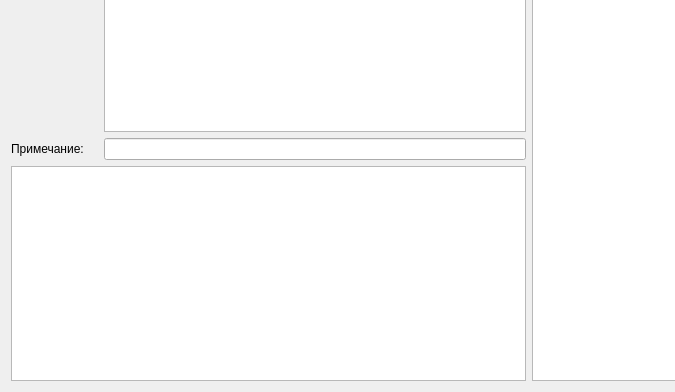
This is formcounterparties.ui in GorINIch73/Audit as Qt 5 draws it before an edit; both pictures show x 0 to 675 and y 164 to 556 of the 1058 by 556 pixel window. The edited form follows.
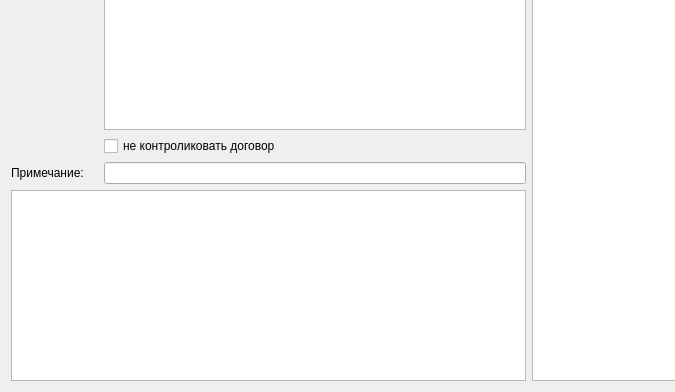
This is the edited form. Icons and pictures are not drawn.

Patch:
```diff
--- a/formcounterparties.ui
+++ b/formcounterparties.ui
@@ -247,16 +247,23 @@
            </property>
           </widget>
          </item>
-         <item row="2" column="0">
+         <item row="3" column="0">
           <widget class="QLabel" name="label_4">
            <property name="text">
             <string>Примечание:</string>
            </property>
           </widget>
          </item>
-         <item row="2" column="1">
+         <item row="3" column="1">
           <widget class="QLineEdit" name="lineEdit_note"/>
          </item>
+         <item row="2" column="1">
+          <widget class="QCheckBox" name="checkBox_noContracts">
+           <property name="text">
+            <string>не контроликовать договор</string>
+           </property>
+          </widget>
+         </item>
         </layout>
        </item>
        <item>
```
